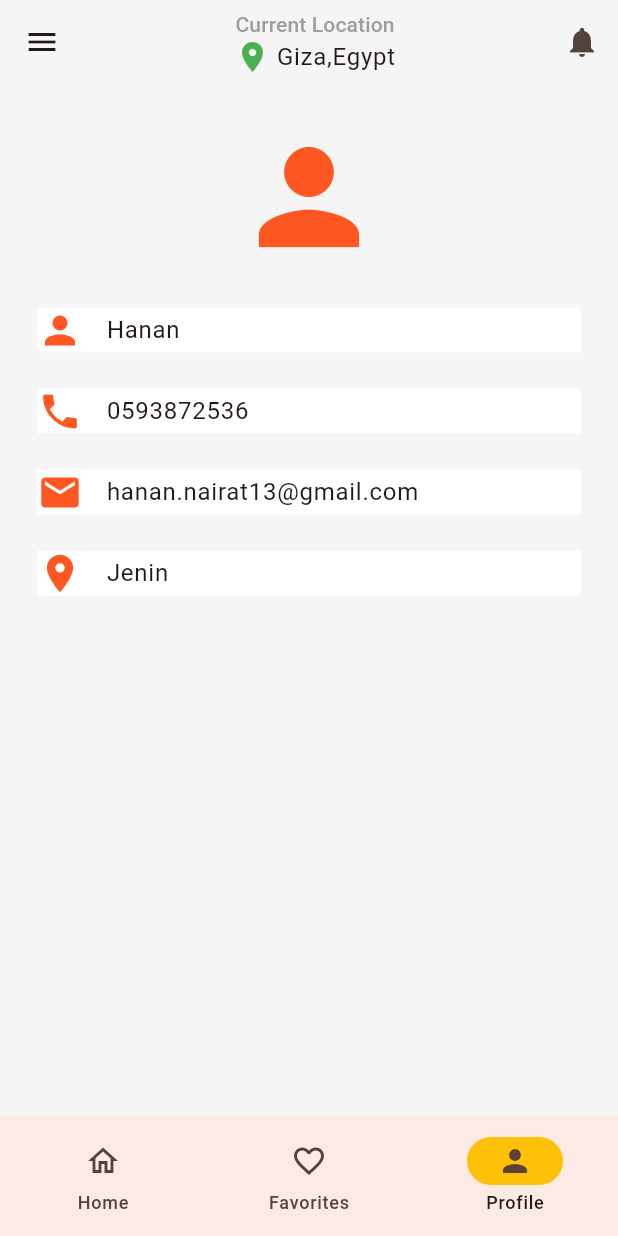
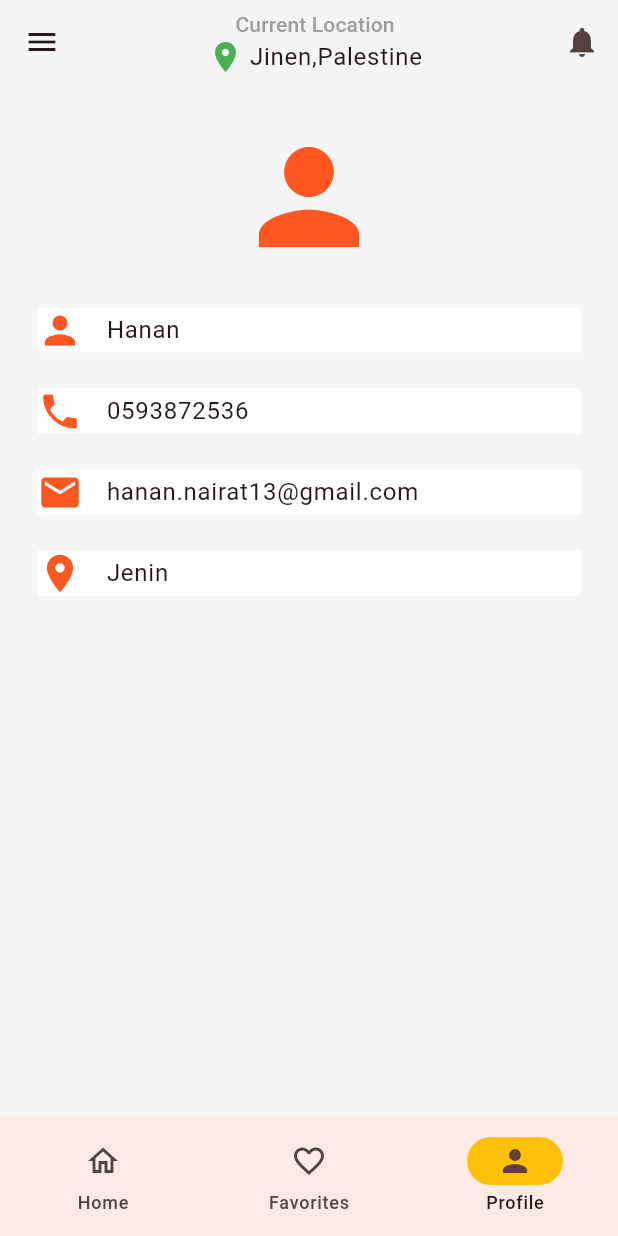
Before and after one commit to hanan1193/food_delivery_app1, a Flutter app: the screen it shows after launch, item 3 of the bottom bar chosen, on a phone screen of 412 x 824 dp. Run offline on Flutter 3.47's test engine with Material 3 defaults, Android fonts, the phone set to English and light mode, and no system bars; network calls fail.

Commit message:
Update custom_botton_navbar.dart

```diff
--- a/lib/views/pages/custom_botton_navbar.dart
+++ b/lib/views/pages/custom_botton_navbar.dart
@@ -36,7 +36,7 @@ class _MyWidgetState extends State<CustomBottomNavbar> {
                 ),
                 const SizedBox(width: 4,),
                 Text(
-                'Giza,Egypt',
+                'Jinen,Palestine',
                 style: Theme.of(context).textTheme.bodyLarge,
                 ),
                 ],
```
